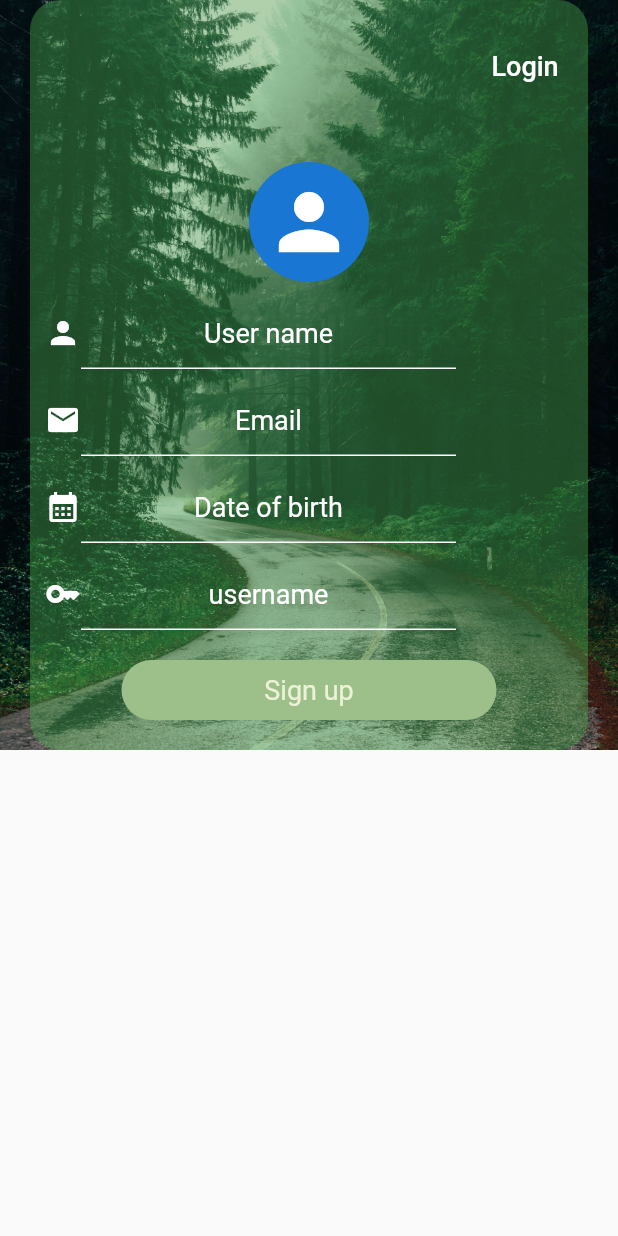
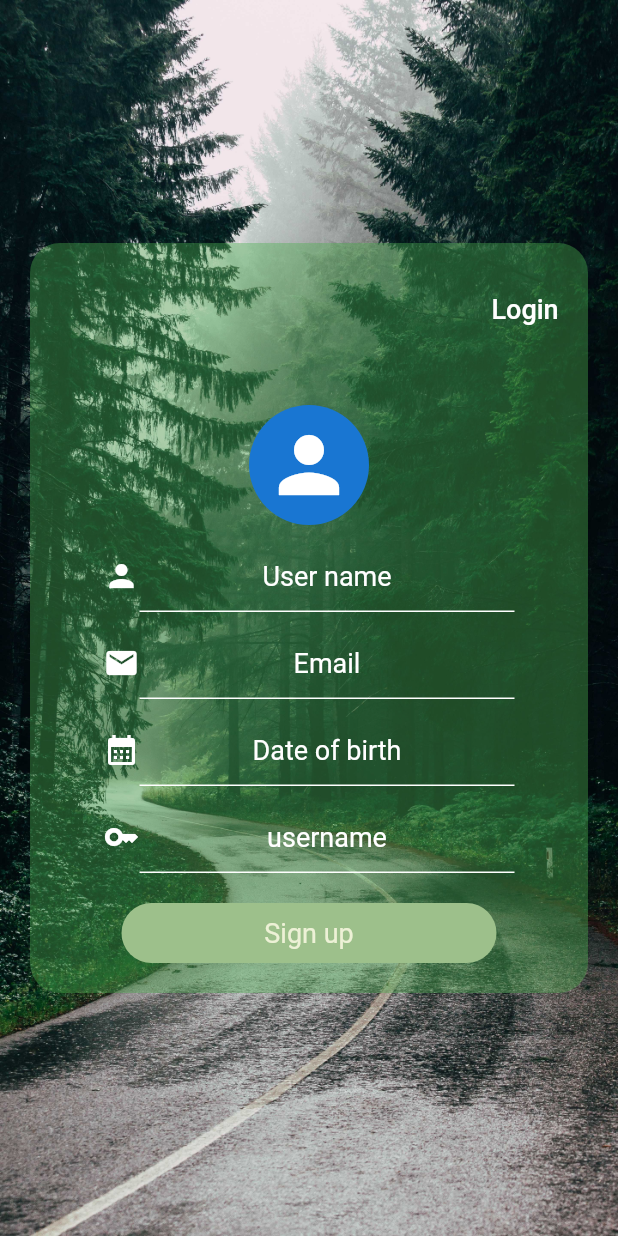
Before and after one commit to Dan-Deenero/bonaid, a Flutter app: the screen it shows after launch, on a phone screen of 412 x 824 dp. Run offline on Flutter 3.47's test engine with Material 2 defaults, Android fonts, the light colour scheme and no system bars; our stand-ins replace google_fonts.

Commit message:
Centered from field

```diff
--- a/lib/main.dart
+++ b/lib/main.dart
@@ -14,9 +14,7 @@ class BonaidApp extends StatelessWidget {
   @override
   Widget build(BuildContext context) {
     return Scaffold(
-      body:Column(
-        children: [
-          Container(
+      body: Container(
                 width: double.infinity,
                 padding: EdgeInsets.symmetric(horizontal: 20),
                 decoration:  BoxDecoration(
@@ -65,6 +63,7 @@ class BonaidApp extends StatelessWidget {
                           ),
                           SizedBox(height: 10),
                           Row(
+                            mainAxisAlignment: MainAxisAlignment.center,
                             children: [
                                Icon(
                                 Icons.person,
@@ -93,6 +92,7 @@ class BonaidApp extends StatelessWidget {
                           ),
                           SizedBox(height: 10),
                           Row(
+                            mainAxisAlignment: MainAxisAlignment.center,
                             children: [
                               Icon(
                                 Icons.mail,
@@ -121,6 +121,7 @@ class BonaidApp extends StatelessWidget {
                           ),
                           SizedBox(height: 10),
                           Row(
+                            mainAxisAlignment: MainAxisAlignment.center,
                             children: [
                               Icon(
                                 Icons.calendar_month,
@@ -149,6 +150,7 @@ class BonaidApp extends StatelessWidget {
                           ),
                           SizedBox(height: 10),
                           Row(
+                            mainAxisAlignment: MainAxisAlignment.center,
                             children: [
                               Icon(
                                 Icons.key,
@@ -198,8 +200,6 @@ class BonaidApp extends StatelessWidget {
                   ],
                 ),
               ),
-        ],
-      ),
     );
   }
 }
```
